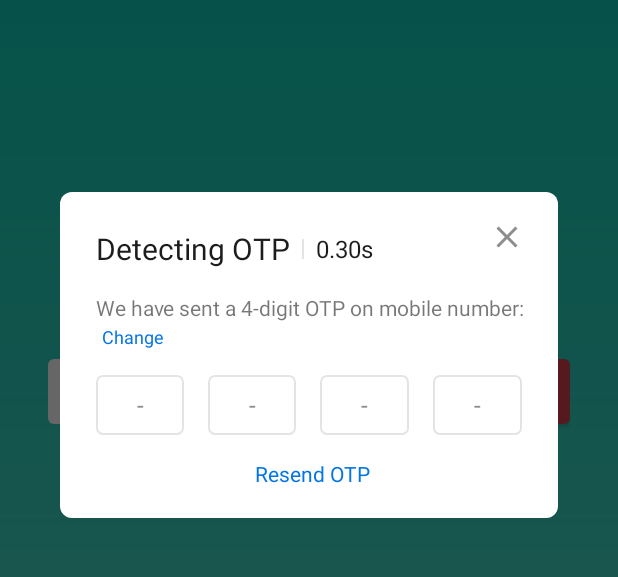
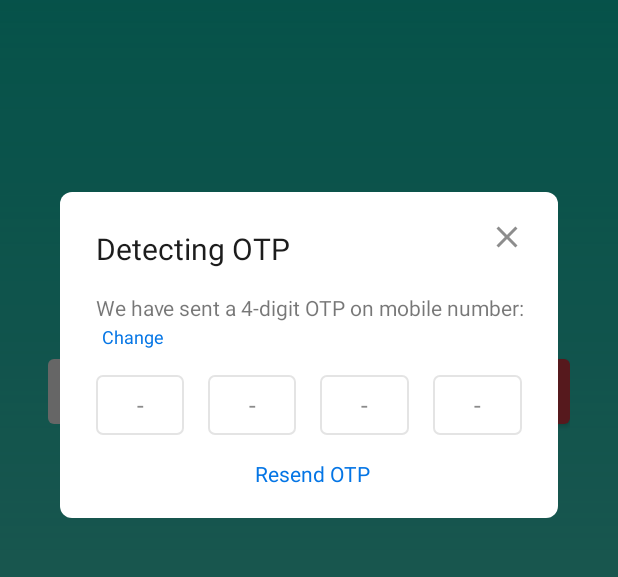
Before and after one commit to mwshubham/LoginViaOTP, an Android app: the fragment DetectingOtpDialogFragment placed in its activity, on a phone screen of 412 x 824 dp, the part 263-840 px from its top. Run offline under Robolectric (Android 15) with nearby library versions, the phone set to English and light mode, and no system bars; our stand-ins replace data binding; 1 statement that could not run was skipped.

Commit message:
Part 1 Demo

```diff
--- a/app/src/main/res/layout/fragment_detecting_otp_dialog.xml
+++ b/app/src/main/res/layout/fragment_detecting_otp_dialog.xml
@@ -20,30 +20,6 @@
             app:layout_constraintStart_toStartOf="parent"
             app:layout_constraintTop_toTopOf="parent"
             tools:ignore="HardcodedText" />
-
-        <View
-            android:id="@+id/view_divider"
-            android:layout_width="1dp"
-            android:layout_height="13dp"
-            android:layout_marginStart="8dp"
-            android:background="#E4E4E4"
-            app:layout_constraintBottom_toBottomOf="@id/tv_label_detecting_otp"
-            app:layout_constraintStart_toEndOf="@id/tv_label_detecting_otp"
-            app:layout_constraintTop_toTopOf="@id/tv_label_detecting_otp" />
-
-        <androidx.appcompat.widget.AppCompatTextView
-            android:id="@+id/tv_second_left"
-            android:layout_width="wrap_content"
-            android:layout_height="wrap_content"
-            android:layout_marginStart="8dp"
-            android:text="0.30s"
-            android:textColor="#1C1C1C"
-            android:textSize="16sp"
-            app:layout_constraintBottom_toBottomOf="@id/tv_label_detecting_otp"
-            app:layout_constraintStart_toEndOf="@id/view_divider"
-            app:layout_constraintTop_toTopOf="@id/tv_label_detecting_otp"
-            tools:ignore="HardcodedText"
-            tools:text="0.28s" />
 
         <androidx.appcompat.widget.AppCompatImageView
             android:id="@+id/iv_cross"
@@ -214,7 +190,7 @@
             app:layout_constraintEnd_toEndOf="parent"
             app:layout_constraintStart_toStartOf="parent"
             app:layout_constraintTop_toBottomOf="@id/ll_otp"
-            tools:enabled="false"
+            tools:enabled="true"
             tools:ignore="HardcodedText" />
 
         <View
```
